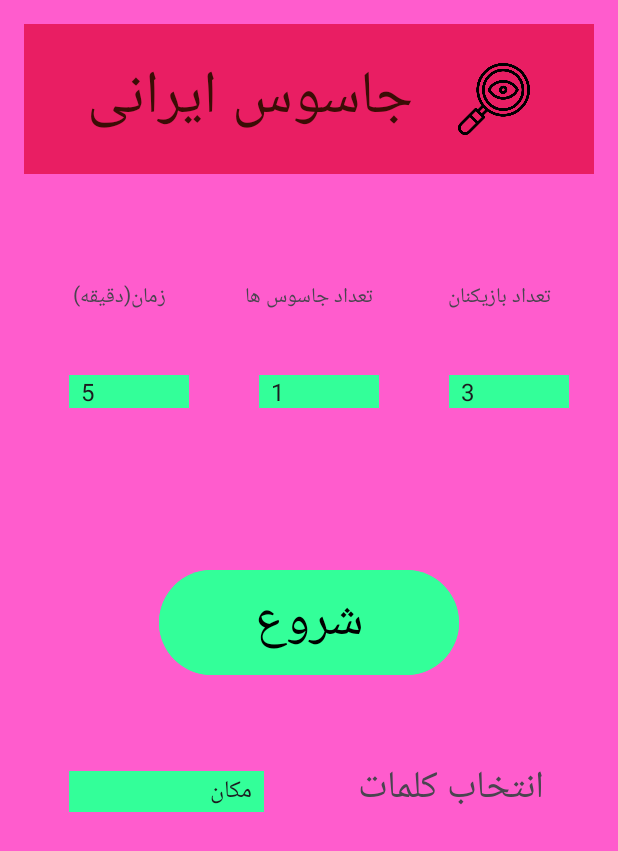
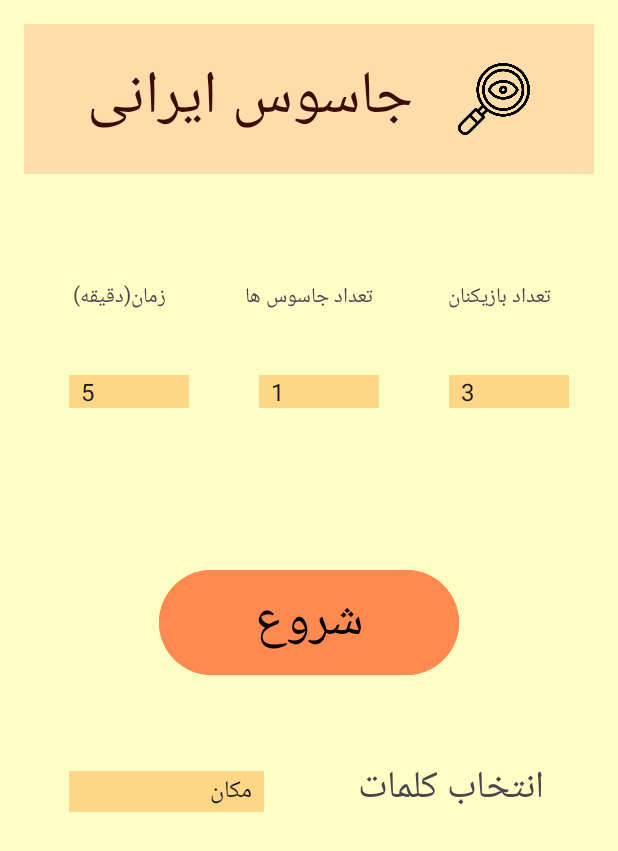
Before and after one commit to mrk7711/Spy_Game, an Android app: the screen it shows after launch (MainActivity), on a phone screen of 412 x 824 dp. Shown: the top 851 px of the screen. Run offline under Robolectric (Android 15) with nearby library versions, the phone set to English and light mode, and no system bars.

Commit message:
SPY Game Released!!

```diff
--- a/app/src/main/res/layout/activity_main.xml
+++ b/app/src/main/res/layout/activity_main.xml
@@ -1,6 +1,6 @@
 <ScrollView xmlns:android="http://schemas.android.com/apk/res/android"
     xmlns:app="http://schemas.android.com/apk/res-auto"
-    android:background="#FF5CCD"
+    android:background="#FEFFC4"
     android:layout_width="match_parent"
     android:layout_height="match_parent">
 
@@ -17,7 +17,7 @@
             android:layout_height="wrap_content"
             android:gravity="center"
             android:orientation="horizontal"
-            android:background="#E91E63"
+            android:background="#FFDDAB"
             android:padding="16dp">
 
             <TextView
@@ -65,7 +65,7 @@
                     android:layout_height="wrap_content"
                     android:layout_marginLeft="30dp"
                     android:layout_weight="1"
-                    android:background="#33FF99"
+                    android:background="#FFD586"
                     android:entries="@array/time_options" />
             </LinearLayout>
 
@@ -90,7 +90,7 @@
                     android:layout_marginLeft="30dp"
                     android:layout_height="wrap_content"
                     android:layout_weight="1"
-                    android:background="#33FF99"
+                    android:background="#FFD586"
                     android:entries="@array/spy_counts" />
             </LinearLayout>
 
@@ -114,7 +114,7 @@
                     android:layout_width="80dp"
                     android:layout_marginLeft="30dp"
                     android:layout_weight="1"
-                    android:background="#33FF99"
+                    android:background="#FFD586"
                     android:layout_height="wrap_content"
                     android:entries="@array/player_counts" />
             </LinearLayout>
@@ -127,7 +127,7 @@
             android:layout_width="200dp"
             android:layout_height="wrap_content"
             android:layout_marginTop="64dp"
-            android:backgroundTint="#33FF99"
+            android:backgroundTint="#FF894F"
             android:text="شروع"
             android:textAlignment="center"
             android:textColor="@android:color/black"
@@ -147,7 +147,7 @@
                 android:layout_height="wrap_content"
                 android:layout_weight="1"
                 android:layout_marginHorizontal="30dp"
-                android:background="#33FF99"
+                android:background="#FFD586"
                 android:entries="@array/word_options" />
             <TextView
                 android:id="@+id/textView"
--- a/app/src/main/res/layout/activity_role.xml
+++ b/app/src/main/res/layout/activity_role.xml
@@ -5,7 +5,7 @@
     android:gravity="center"
     android:layout_width="match_parent"
     android:layout_height="match_parent"
-    android:background="#FF5CCD"
+    android:background="#FEFFC4"
     android:padding="24dp">
 
     <TextView
@@ -31,7 +31,7 @@
         android:id="@+id/nextRoleButton"
         android:layout_width="wrap_content"
         android:layout_height="wrap_content"
-        android:backgroundTint="#33FF99"
+        android:backgroundTint="#FF894F"
         android:textSize="30dp"
         android:textColor="@android:color/black"
         android:text="بعدی" />
```
Also changed, not shown: 3 other files.
